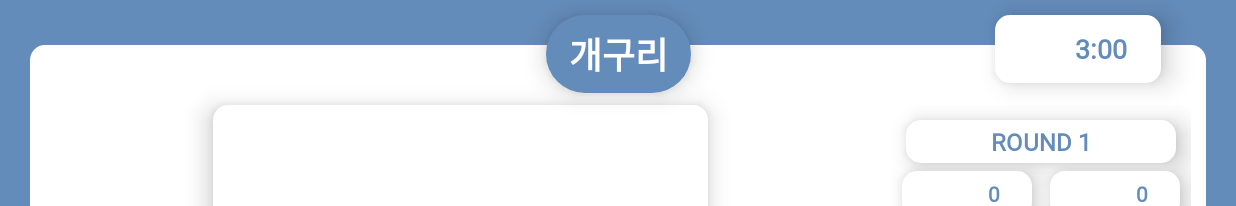
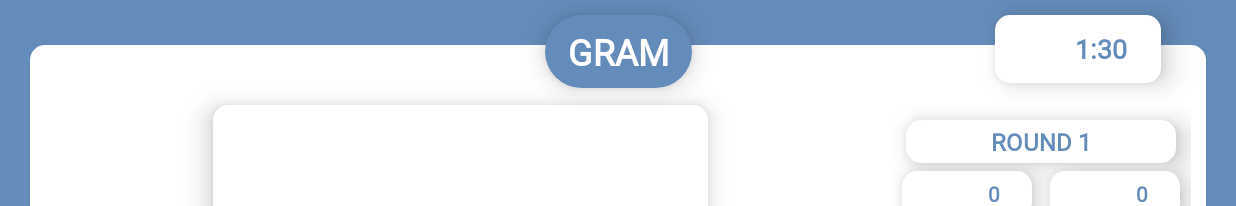
Before and after one commit to DSM-GRAM/Catch-Mind, an Android app: the MainSubActivity screen opened directly, with no data from a screen before it, after a tap on "제출하기", on a phone screen of 824 x 412 dp (held sideways). Shown: the top 206 px of the screen. Run offline under Robolectric (Android 15) with nearby library versions, the light colour scheme and no system bars; libraries missing offline, so code that uses them is left out: io.socket.client, io.socket.emitter; 6 statements that could not run were skipped.

Commit message:
[Update] Catch_Mind_Android

```diff
--- a/Catch_Mind_Android/app/src/main/java/com/jinwoo/catch_mind/Activity/MainActivity.kt
+++ b/Catch_Mind_Android/app/src/main/java/com/jinwoo/catch_mind/Activity/MainActivity.kt
@@ -3,6 +3,7 @@ package com.jinwoo.catch_mind.Activity
 import android.content.Intent
 import android.support.v7.app.AppCompatActivity
 import android.os.Bundle
+import android.util.Log
 import com.jinwoo.catch_mind.*
 import com.jinwoo.catch_mind.Application.SocketApplication
 import com.jinwoo.catch_mind.Dialog.EndDialog
@@ -13,6 +14,11 @@ import java.util.*
 import kotlin.concurrent.schedule
 import kotlinx.android.synthetic.main.activity_main.*
 
+
+
+
+
+
 class MainActivity : AppCompatActivity() {
 
     private lateinit var socket : Socket
@@ -21,8 +27,8 @@ class MainActivity : AppCompatActivity() {
 
     var SettingData = SettingModel()
 
-    var timeCounter = 0
-    var timeMinute = 3
+    var timeCounter = 30
+    var timeMinute = 1
 
     override fun onCreate(savedInstanceState: Bundle?) {
         super.onCreate(savedInstanceState)
@@ -42,7 +48,7 @@ class MainActivity : AppCompatActivity() {
 
         setData()
 
-        red_color.setOnClickListener { v -> colorClick(0xFF8585) }
+        red_color.setOnClickListener { v -> colorClick(0xFF8585)}
         pink_color.setOnClickListener { v -> colorClick(0xFF98C8) }
         orange_color.setOnClickListener { v -> colorClick(0xFFCE85) }
         yellow_color.setOnClickListener { v -> colorClick(0xFBFB8E) }
@@ -66,15 +72,21 @@ class MainActivity : AppCompatActivity() {
         }
     }
 
+    override fun onDestroy() {
+        super.onDestroy()
+        socket.disconnect();
+    }
+
     fun setData(){
         round.setText("ROUND ${SettingData.round}")
         myscore.setText(SettingData.myscore.toString())
         otherscore.setText(SettingData.otherscore.toString())
     }
 
-    fun colorClick(color: Long) {
+    fun colorClick(color: Int) {
+        Log.e("선택", "레드!!!!")
         socket.emit("color", color)
-        drawClass.paintColor = color.toInt()
+        drawClass.setColor(color)
     }
 
     fun timerStart(){
@@ -121,4 +133,6 @@ class MainActivity : AppCompatActivity() {
             finish()
         }
     }
+
+
 }
--- a/Catch_Mind_Android/app/src/main/java/com/jinwoo/catch_mind/Activity/MainSubActivity.kt
+++ b/Catch_Mind_Android/app/src/main/java/com/jinwoo/catch_mind/Activity/MainSubActivity.kt
@@ -2,9 +2,8 @@ package com.jinwoo.catch_mind.Activity
 
 import android.content.Intent
 import android.os.Bundle
-import android.support.annotation.IntegerRes
 import android.support.v7.app.AppCompatActivity
-import android.view.View
+import android.widget.Toast
 import com.jinwoo.catch_mind.Application.SocketApplication
 import com.jinwoo.catch_mind.Dialog.EndDialog
 import com.jinwoo.catch_mind.DrawClass
@@ -24,8 +23,8 @@ class MainSubActivity : AppCompatActivity() {
     var SettingData = SettingModel()
 
     lateinit var answer: String
-    var timeCounter = 0
-    var timeMinute = 3
+    var timeCounter = 30
+    var timeMinute = 1
 
     override fun onCreate(savedInstanceState: Bundle?) {
         super.onCreate(savedInstanceState)
@@ -55,6 +54,7 @@ class MainSubActivity : AppCompatActivity() {
                 startActivity(intent)
                 finish()
             }
+            Toast.makeText(applicationContext, "오답이네요!", Toast.LENGTH_SHORT).show()
         }
 
         if(SettingData.round > 5) {
@@ -66,6 +66,11 @@ class MainSubActivity : AppCompatActivity() {
                 result("DRAW!")
             }
         }
+    }
+
+    override fun onDestroy() {
+        super.onDestroy()
+        socket.disconnect();
     }
 
     fun setData(){
@@ -104,14 +109,14 @@ class MainSubActivity : AppCompatActivity() {
 
     var color = Emitter.Listener{ args ->
         Thread {
-            drawClass.paintColor = args[0].toString().toInt()
+            drawClass.drawPaint!!.color = args[0].toString().toInt()
         }
     }
 
     var location = Emitter.Listener { args ->
         runOnUiThread{
             drawClass.touchX = args[0].toString().toFloat()
-            drawClass.touchY = args[0].toString().toFloat()
+            drawClass.touchY= args[0].toString().toFloat()
         }
     }
 
--- a/Catch_Mind_Android/app/src/main/java/com/jinwoo/catch_mind/DrawClass.kt
+++ b/Catch_Mind_Android/app/src/main/java/com/jinwoo/catch_mind/DrawClass.kt
@@ -7,34 +7,31 @@ import android.view.View
 import android.graphics.Bitmap
 
 
-
 class DrawClass(context: Context) : View(context) {
 
+    val paintColor: Int = -0x1000000
+    var touchX = 0f
+    var touchY = 0f
 
-    var touchX: Float = 0.0f
-    var touchY: Float = 0.0f
-    var paintColor: Int = 0x000000
-
-    private lateinit var drawPath: Path
-    private lateinit var drawPaint: Paint
-    private lateinit var canvasPaint: Paint
-    private lateinit var drawCanvas: Canvas
-    private lateinit var canvasBitmap: Bitmap
+    var drawPath: Path? = Path()
+    var drawPaint: Paint? = Paint()
+    var canvasPaint: Paint? = null
+    var drawCanvas: Canvas? = null
+    var canvasBitmap: Bitmap? = null
 
     init {
         setupDrawing()
     }
 
-    private fun setupDrawing() {
+    fun setColor(color: Int){ drawPaint!!.color = color }
 
-        drawPath = Path()
-        drawPaint = Paint()
-        drawPaint.color = paintColor
-        drawPaint.isAntiAlias = true
-        drawPaint.setStrokeWidth(50F)
-        drawPaint.style = Paint.Style.STROKE
-        drawPaint.strokeJoin = Paint.Join.ROUND
-        drawPaint.strokeCap = Paint.Cap.ROUND
+    fun setupDrawing() {
+        drawPaint!!.color = paintColor
+        drawPaint!!.isAntiAlias = true
+        drawPaint!!.strokeWidth = 5f
+        drawPaint!!.style = Paint.Style.STROKE
+        drawPaint!!.strokeJoin = Paint.Join.ROUND
+        drawPaint!!.strokeCap = Paint.Cap.ROUND
         canvasPaint = Paint(Paint.DITHER_FLAG)
     }
 
@@ -46,7 +43,7 @@ class DrawClass(context: Context) : View(context) {
 
     override fun onDraw(canvas: Canvas) {
 
-        canvas.drawBitmap(canvasBitmap, 0.toFloat(), 0.toFloat(), canvasPaint)
+        canvas.drawBitmap(canvasBitmap, 0f, 0f, canvasPaint)
         canvas.drawPath(drawPath, drawPaint)
     }
 
@@ -54,13 +51,13 @@ class DrawClass(context: Context) : View(context) {
         touchX = event.x
         touchY = event.y
 
-        when (event.action) {
-            MotionEvent.ACTION_DOWN -> drawPath.moveTo(touchX, touchY)
-            MotionEvent.ACTION_MOVE -> drawPath.lineTo(touchX, touchY)
+        when (event.getAction()) {
+            MotionEvent.ACTION_DOWN -> drawPath!!.moveTo(touchX, touchY)
+            MotionEvent.ACTION_MOVE -> drawPath!!.lineTo(touchX, touchY)
             MotionEvent.ACTION_UP -> {
-                drawPath.lineTo(touchX, touchY)
-                drawCanvas.drawPath(drawPath, drawPaint)
-                drawPath.reset()
+                drawPath!!.lineTo(touchX, touchY)
+                drawCanvas!!.drawPath(drawPath, drawPaint)
+                drawPath!!.reset()
             }
             else -> return false
         }
--- a/Catch_Mind_Android/app/src/main/res/layout-land/activity_main.xml
+++ b/Catch_Mind_Android/app/src/main/res/layout-land/activity_main.xml
@@ -268,7 +268,7 @@
             android:id="@+id/timer"
             android:layout_width="60dp"
             android:layout_height="match_parent"
-            android:text="3:00"
+            android:text="1:30"
             android:textSize="18dp"
             android:textStyle="bold"
             android:textColor="#648CBA"
--- a/Catch_Mind_Android/app/src/main/res/layout-land/activity_main_sub.xml
+++ b/Catch_Mind_Android/app/src/main/res/layout-land/activity_main_sub.xml
@@ -193,7 +193,7 @@
             android:id="@+id/timer"
             android:layout_width="60dp"
             android:layout_height="match_parent"
-            android:text="3:00"
+            android:text="1:30"
             android:textSize="18dp"
             android:textStyle="bold"
             android:textColor="#648CBA"
@@ -217,7 +217,7 @@
             android:id="@+id/word"
             android:layout_width="wrap_content"
             android:layout_height="match_parent"
-            android:text="개구리"
+            android:text="GRAM"
             android:textSize="24dp"
             android:textStyle="bold"
             android:textColor="#FFFFFF"
```
